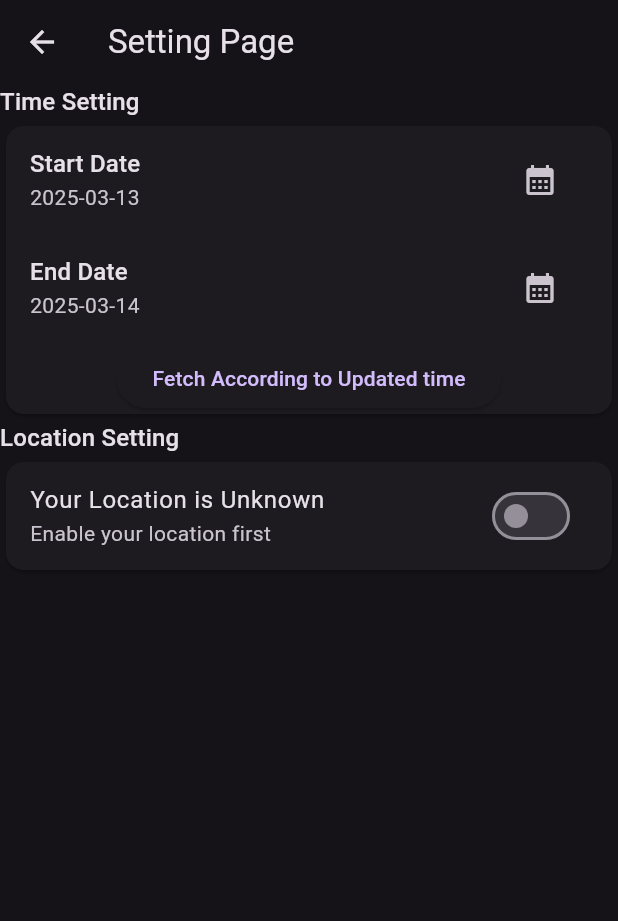
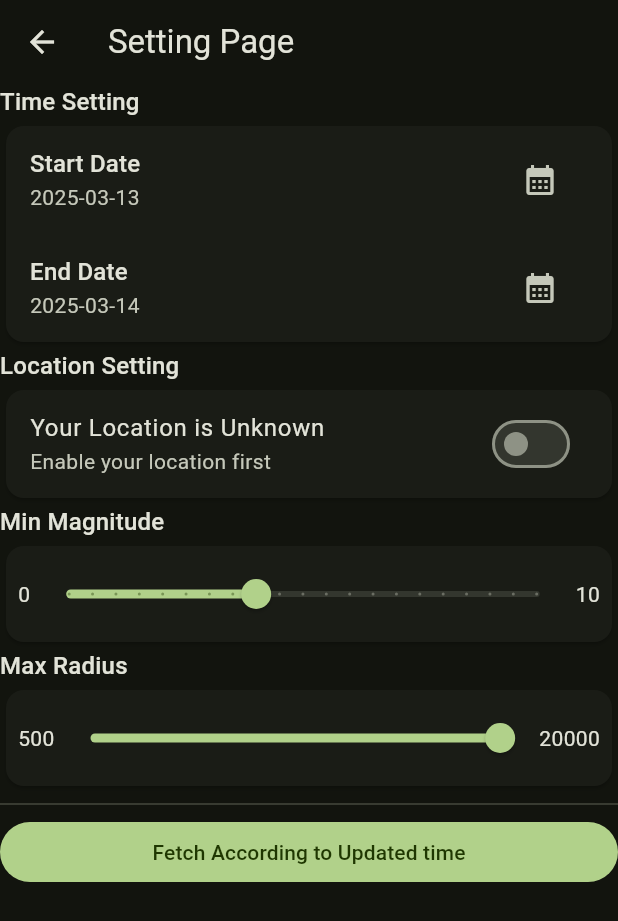
Before and after one commit to Shivam-officials/earthquake_app, a Flutter app: the screen it shows after launch, after a tap on the "settings" icon, on a phone screen of 412 x 824 dp. Shown: the top 921 px of the screen. Run offline on Flutter 3.47's test engine with Material 3 defaults, Android fonts, the phone set to English and light mode, and no system bars; our stand-ins replace flutter_easyloading, geocoding, geolocator; network calls fail.

Commit message:
added the functionlity to custom min magnitude and max radius and long press navigate to map

```diff
--- a/lib/main.dart
+++ b/lib/main.dart
@@ -22,7 +22,7 @@ class MyApp extends StatelessWidget {
     return MaterialApp(
       title: 'Flutter Demo',
       theme: ThemeData(
-        colorScheme: ColorScheme.fromSeed(seedColor: Colors.deepPurple,brightness: Brightness.dark),
+        colorScheme: ColorScheme.fromSeed(seedColor: Colors.lightGreenAccent,brightness: Brightness.dark),
       ),
       builder: EasyLoading.init(),
       home: HomePage(),
--- a/lib/pages/setting_page.dart
+++ b/lib/pages/setting_page.dart
@@ -58,12 +58,6 @@ class _SettingPageState extends State<SettingPage> {
                           icon: Icon(Icons.calendar_month),
                         ),
                       ),
-                      ElevatedButton(
-                        onPressed: () {
-                          provider.getEarthquakeData();
-                        },
-                        child: const Text("Fetch According to Updated time"),
-                      ),
                     ],
                   ),
                 ),
@@ -83,13 +77,77 @@ class _SettingPageState extends State<SettingPage> {
                             : Text(
                               'Earthquake data wilt be shown within ${provider.maxRadiusKm} km radius from ${provider.currentCity}',
                             ),
-                    onChanged: (value) async{
+                    onChanged: (value) async {
                       EasyLoading.show(status: "Getting current location...");
                       provider.setLocation(value);
                       EasyLoading.dismiss();
                     },
                   ),
                 ),
+                Text(
+                  "Min Magnitude",
+                  style: Theme.of(context).textTheme.titleMedium,
+                ),
+                Card(
+                  child: Padding(
+                    padding: const EdgeInsets.all(8.0),
+                    child: Row(
+                      mainAxisSize: MainAxisSize.max,
+                      children: [
+                        Text(0.toString()),
+                        Expanded(
+                          child: Slider(
+                            min: 0,
+                            max: 10,
+                            divisions: 20,
+                            label: context.read<AppDataProvider>().minmagnitude.toString(),
+                            value: context.read<AppDataProvider>().minmagnitude,
+                            onChanged: (value) {
+                              provider.setMinMagValue(value);
+                            },
+                          ),
+                        ),
+                        Text(10.toString()),
+                      ],
+                    ),
+                  ),
+                ),
+                Text(
+                  "Max Radius",
+                  style: Theme.of(context).textTheme.titleMedium,
+                ),
+                Card(
+                  child: Padding(
+                    padding: const EdgeInsets.all(8.0),
+                    child: Row(
+                      mainAxisSize: MainAxisSize.max,
+                      children: [
+                        Text(500.toString()),
+                        Expanded(
+                          child: Slider(
+                            min: 500,
+                            max: 20001.6,
+                            divisions: 200,
+                            label: context.read<AppDataProvider>().maxRadiusKm.toString(),
+                            value: context.read<AppDataProvider>().maxRadiusKm,
+                            onChanged: (value) {
+                              provider.setMaxRadiusValue(value);
+                            },
+                          ),
+                        ),
+                        Text(20000.toString()),
+                      ],
+                    ),
+                  ),
+                ),
+                Divider(),
+                FilledButton(
+                  onPressed: () {
+                    provider.getEarthquakeData();
+                    Navigator.pop(context);
+                  },
+                  child: const Text("Fetch According to Updated time"),
+                )
               ],
             ),
       ),
--- a/lib/providers/app_data_provider.dart
+++ b/lib/providers/app_data_provider.dart
@@ -20,6 +20,10 @@ class AppDataProvider extends ChangeNotifier {
   String _startTime = '';
   String _endTime = '';
   String _orderBy = 'time';
+
+  double _minmagnitude = 4;
+
+  double get minmagnitude => _minmagnitude;
   String? _currentCity;
   EarthquakeModel? earthquakeModel;
 
@@ -56,12 +60,17 @@ class AppDataProvider extends ChangeNotifier {
     _orderBy = value;
   }
 
+  set maxRadiusKm(double value) {
+    _maxRadiusKm = value;
+  }
+
+
   _setQueryParameter() {
     queryParameters['format'] = 'geojson';
     queryParameters['starttime'] = _startTime;
     queryParameters['endtime'] = _endTime;
     queryParameters['orderby'] = _orderBy;
-    queryParameters['minmagnitude'] = '4';
+    queryParameters['minmagnitude'] = '$_minmagnitude';
     queryParameters['latitude'] = '$_latitude';
     queryParameters['longitude'] = '$_longitude';
     queryParameters['maxradiuskm'] = '$_maxRadiusKm';
@@ -207,4 +216,16 @@ class AppDataProvider extends ChangeNotifier {
       debugPrint(error.toString());
     }
   }
+
+  void setMinMagValue(double value) {
+    _minmagnitude = value;
+    _setQueryParameter();
+    notifyListeners();
+  }
+
+  void setMaxRadiusValue(double value) {
+    _maxRadiusKm = value;
+    _setQueryParameter();
+    notifyListeners();
+  }
 }
--- a/pubspec.yaml
+++ b/pubspec.yaml
@@ -38,6 +38,7 @@ dependencies:
   provider: ^6.1.2
   http: ^1.3.0 # to handle the http request
   flutter_easyloading: ^3.0.5
+  url_launcher:
   geolocator: # for getting device location
   geocoding: # for converting co-ordinated to street address and vice versa
 
```
Also changed, not shown: lib/pages/home_page.dart (+28 -1 lines), pubspec.lock, 2 other files.
